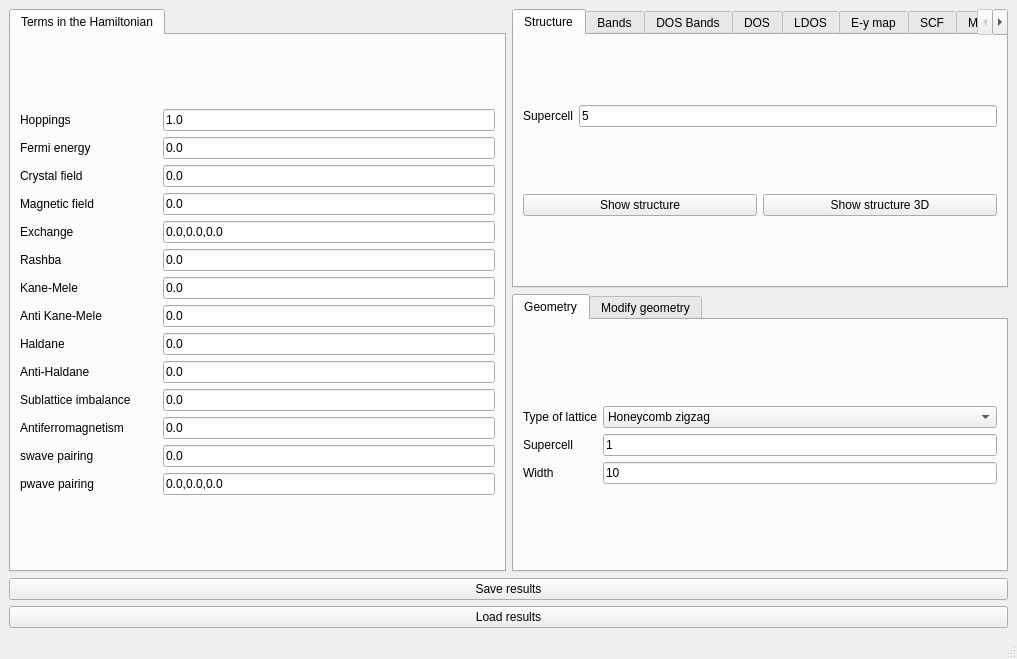
This is interface-pyqt/1d/interface.ui in joselado/quantum-lattice as Qt 5 draws it before an edit. The edited form follows.
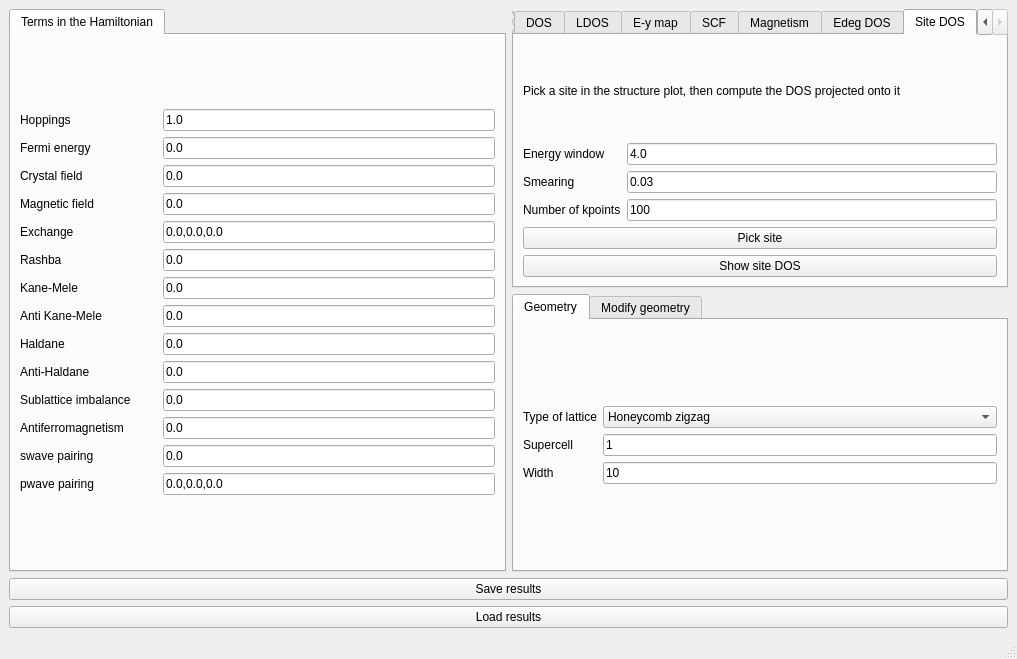
This is the edited form. The open tabs and pages were chosen to show the change. Custom widgets are drawn as their Qt base class.

Commit message: Add a "Site DOS" feature: pick a site, plot the DOS projected onto it

```diff
--- a/interface-pyqt/1d/interface.ui
+++ b/interface-pyqt/1d/interface.ui
@@ -1282,6 +1282,86 @@
         </item>
        </layout>
       </widget>
+      <widget class="QWidget" name="tab_site_dos">
+       <attribute name="title">
+        <string>Site DOS</string>
+       </attribute>
+       <layout class="QVBoxLayout" name="verticalLayout_site_dos">
+        <item>
+         <widget class="BodyLabel" name="label_site_dos_info">
+          <property name="text">
+           <string>Pick a site in the structure plot, then compute the DOS projected onto it</string>
+          </property>
+          <property name="wordWrap">
+           <bool>true</bool>
+          </property>
+         </widget>
+        </item>
+        <item>
+         <layout class="QGridLayout" name="gridLayout_site_dos">
+          <item row="0" column="0">
+           <widget class="BodyLabel" name="label_site_dos_ewindow">
+            <property name="text">
+             <string>Energy window</string>
+            </property>
+           </widget>
+          </item>
+          <item row="0" column="1">
+           <widget class="LineEdit" name="site_dos_ewindow">
+            <property name="text">
+             <string>4.0</string>
+            </property>
+           </widget>
+          </item>
+          <item row="1" column="0">
+           <widget class="BodyLabel" name="label_site_dos_delta">
+            <property name="text">
+             <string>Smearing</string>
+            </property>
+           </widget>
+          </item>
+          <item row="1" column="1">
+           <widget class="LineEdit" name="site_dos_delta">
+            <property name="text">
+             <string>0.03</string>
+            </property>
+           </widget>
+          </item>
+          <item row="2" column="0">
+           <widget class="BodyLabel" name="label_site_dos_nk">
+            <property name="text">
+             <string>Number of kpoints</string>
+            </property>
+           </widget>
+          </item>
+          <item row="2" column="1">
+           <widget class="LineEdit" name="site_dos_nk">
+            <property name="text">
+             <string>100</string>
+            </property>
+           </widget>
+          </item>
+         </layout>
+        </item>
+        <item>
+         <widget class="PushButton" name="select_site_dos">
+          <property name="toolTip">
+           <string>Click a site in the structure plot to select it</string>
+          </property>
+          <property name="text">
+           <string>Pick site</string>
+          </property>
+         </widget>
+        </item>
+        <item>
+         <widget class="PushButton" name="show_site_dos">
+          <property name="text">
+           <string>Show site DOS</string>
+          </property>
+         </widget>
+        </item>
+       </layout>
+      </widget>
      </widget>
     </item>
     <item row="2" column="0" colspan="2">
```
Left out of the diff: 44 changed lines with no effect on the pictures. Lines whose indentation alone changed are shown as unchanged. The commit also changes 30 other files.
